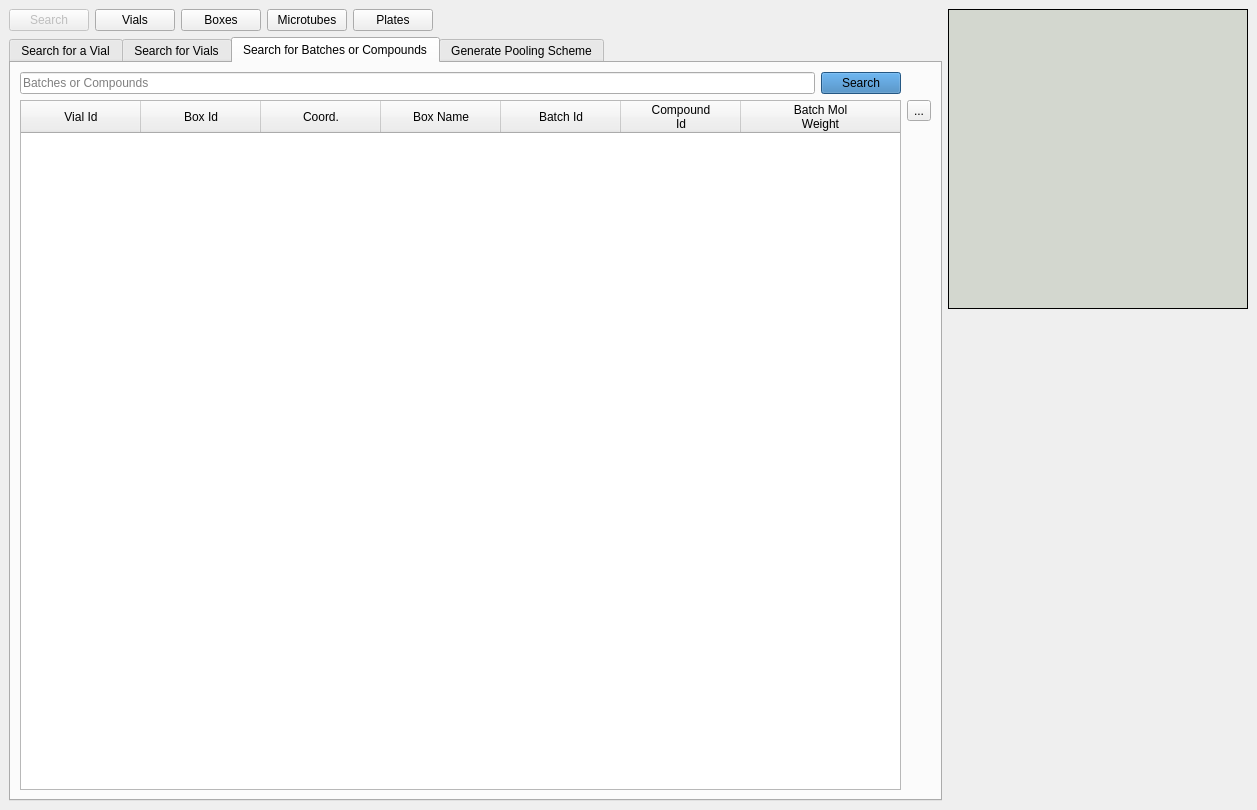
dahlbma/cello, file frontend/assets/searchwindow.ui: the form before one commit.
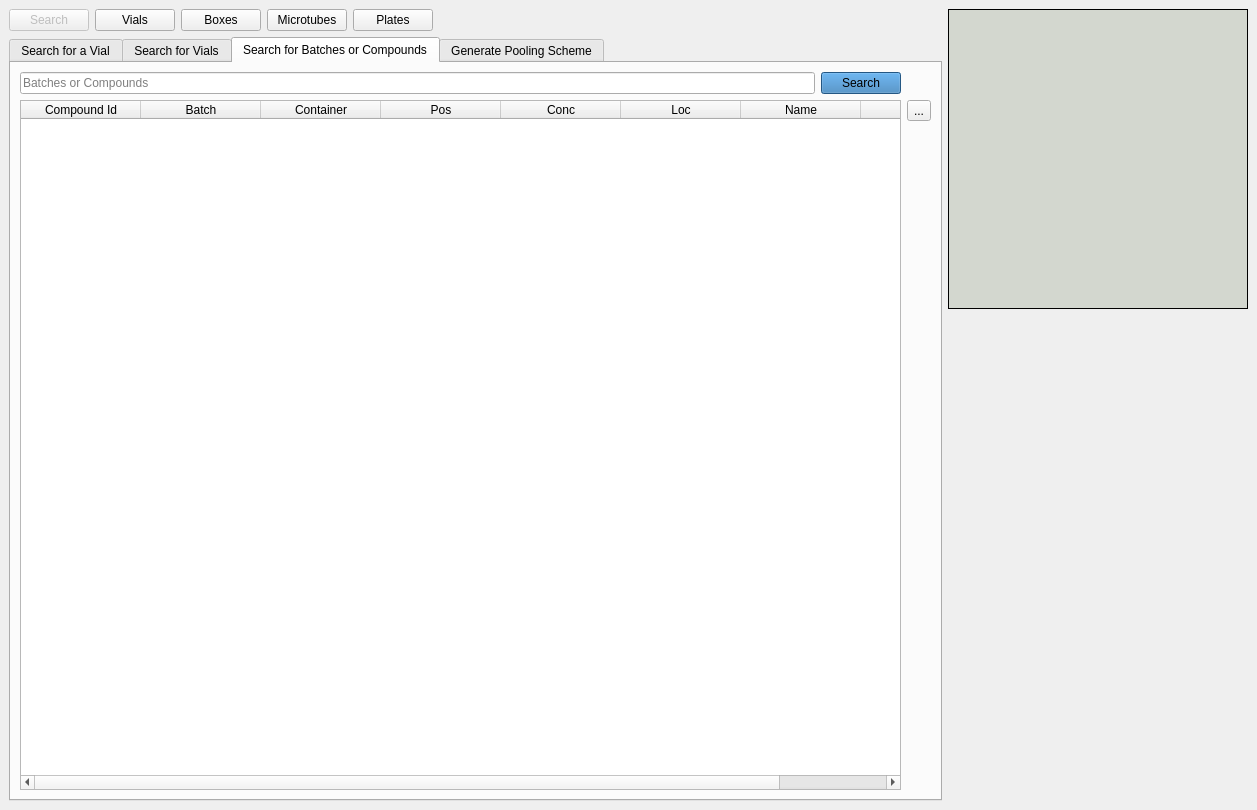
The form after the commit. The open tabs and pages were chosen to show the change.

Commit message: New search batches

The edit to the form file:
```diff
--- a/frontend/assets/searchwindow.ui
+++ b/frontend/assets/searchwindow.ui
@@ -722,39 +722,42 @@
             </attribute>
             <column>
              <property name="text">
-              <string>Vial Id</string>
+              <string>Compound Id</string>
              </property>
             </column>
             <column>
              <property name="text">
-              <string>Box Id</string>
+              <string>Batch</string>
              </property>
             </column>
             <column>
              <property name="text">
-              <string>Coord.</string>
+              <string>Container</string>
              </property>
             </column>
             <column>
              <property name="text">
-              <string>Box Name</string>
+              <string>Pos</string>
              </property>
             </column>
             <column>
              <property name="text">
-              <string>Batch Id</string>
+              <string>Conc</string>
              </property>
             </column>
             <column>
              <property name="text">
-              <string>Compound 
-Id</string>
+              <string>Loc</string>
              </property>
             </column>
             <column>
              <property name="text">
-              <string>Batch Mol 
-Weight</string>
+              <string>Name</string>
+             </property>
+            </column>
+            <column>
+             <property name="text">
+              <string>Path</string>
              </property>
             </column>
            </widget>
```
Left out of the diff: 2 changed lines with no effect on the pictures. The commit also changes 1 other file.
